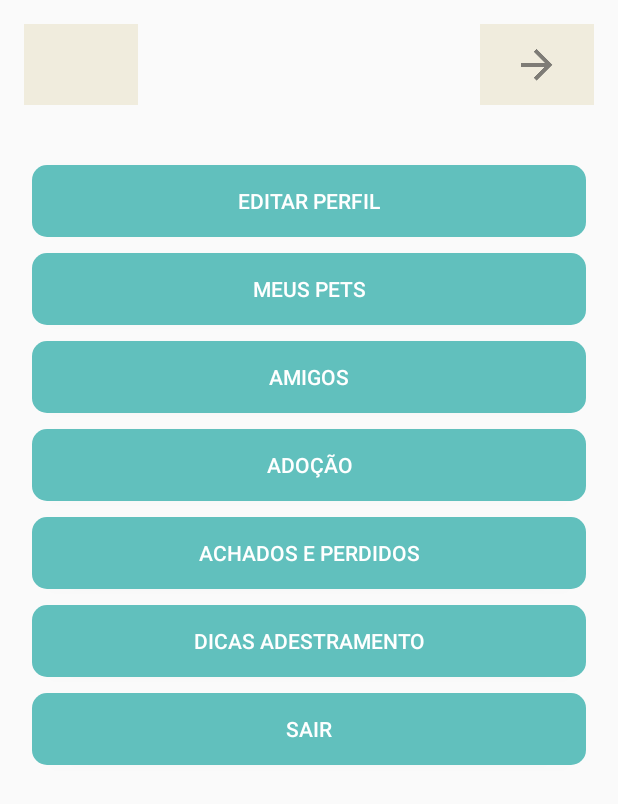
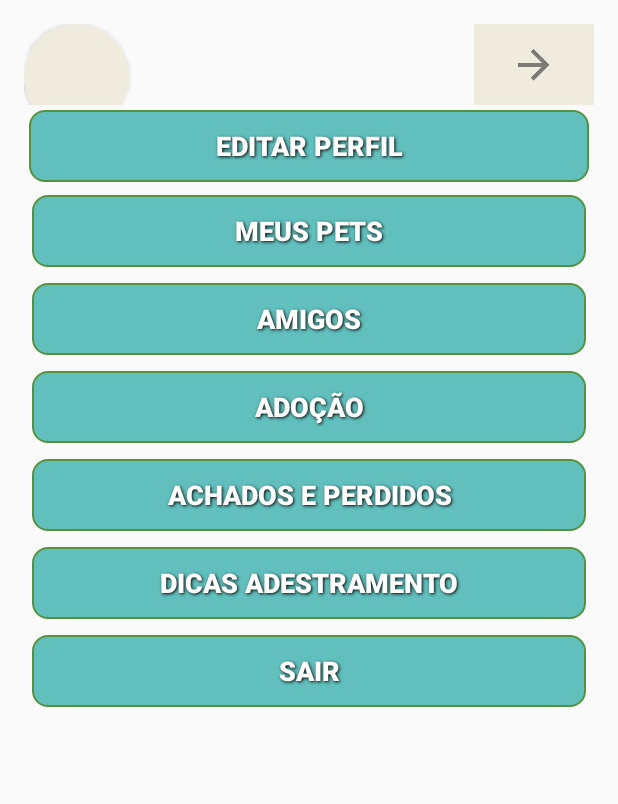
Before and after one commit to petsoftware/PETSHOW-MOBILE, an Android app: the layout content_menu.xml on its own in the app's theme, with its tools: preview values and no code run, on a phone screen of 412 x 824 dp. Shown: the top 804 px of the screen. Run offline under Robolectric (Android 15) with nearby library versions, the phone set to English and light mode, and no system bars.

Commit message:
Melhorando o visual da tela de menu principal

```diff
--- a/app/src/main/java/br/com/petshow/activity/PerfilAdocaoActivity.java
+++ b/app/src/main/java/br/com/petshow/activity/PerfilAdocaoActivity.java
@@ -55,6 +55,8 @@ public class PerfilAdocaoActivity extends PetActivity {
         loadSpinnersValuesDefault();
         if(perfilAdocao!=null  && perfilAdocao.getId()>0) {
             loadSpinners(perfilAdocao);
+        }else{
+            MessageUtil.messageSucess(this,"Escolha as caracteristicas do pet que você deseja adotar.");
         }
     }
     public void startComponents() {
--- a/app/src/main/java/br/com/petshow/activity/PetActivity.java
+++ b/app/src/main/java/br/com/petshow/activity/PetActivity.java
@@ -4,6 +4,8 @@ import android.app.ProgressDialog;
 import android.content.Intent;
 import android.support.v7.app.AppCompatActivity;
 import android.view.View;
+
+import br.com.petshow.model.PerfilAdocao;
 
 /**
  * Created by bruno on 21/03/2017.
@@ -21,7 +23,7 @@ public class PetActivity extends AppCompatActivity {
         view.getContext().startActivity(it);
     }
     public void goToListMessages(View view){
-        Intent it = new Intent(view.getContext(),ListaPetsActivity.class);
+        Intent it = new Intent(view.getContext(),PerfilAdocaoActivity.class);
         view.getContext().startActivity(it);
     }
     public void goToListNotification(View view){
--- a/app/src/main/res/drawable/border_button.xml
+++ b/app/src/main/res/drawable/border_button.xml
@@ -5,10 +5,20 @@
 
     <solid android:color="@color/VerdeFundoPet" />
 
+    <stroke
+        android:width="1dp"
+        android:color="#53933f"
+        />
     <corners
         android:bottomLeftRadius="10dp"
         android:bottomRightRadius="10dp"
         android:topLeftRadius="10dp"
         android:topRightRadius="10dp" />
+    <padding
+        android:left="10dp"
+        android:top="5dp"
+        android:right="10dp"
+        android:bottom="5dp"
+        />
 
 </shape>
--- a/app/src/main/res/layout/content_menu.xml
+++ b/app/src/main/res/layout/content_menu.xml
@@ -19,21 +19,33 @@
         android:layout_width="match_parent"
         android:layout_height="54dp">
 
+        <android.support.v7.widget.CardView
+            android:layout_width="70dp"
+            android:layout_height="70dp"
+            android:elevation="12dp"
+            android:id="@+id/view2"
+            app:cardCornerRadius="40dp"
+            android:layout_centerHorizontal="true"
+            android:innerRadius="0dp"
+            android:shape="ring"
+            android:thicknessRatio="1.9"
+            >
             <ImageView
                 android:layout_height="match_parent"
                 app:srcCompat="@color/BegieFundoPet"
                 android:id="@+id/imgProfileFacebook"
                 android:layout_width="match_parent"
-            android:layout_weight="2" />
-
+                android:layout_weight="2"
+                />
+        </android.support.v7.widget.CardView>
         <TextView
             android:layout_width="match_parent"
             android:layout_height="match_parent"
             android:id="@+id/txtNome"
             android:layout_weight="1"
             android:textColor="@color/VerdeFundoPet"
-            android:textSize="24sp"
-            android:layout_marginTop="10dp" />
+            android:textSize="20sp"
+            android:layout_marginTop="5dp" />
 
         <ImageButton
             android:layout_width="match_parent"
@@ -46,6 +58,8 @@
 
     </LinearLayout>
 
+
+
         <Button
             android:text="@string/lblEditarPerfil"
             android:layout_width="match_parent"
@@ -57,9 +71,10 @@
             android:layout_marginEnd="5dp"
             android:layout_marginLeft="5dp"
             android:layout_marginRight="5dp"
-        android:layout_marginTop="40dp"
+            android:layout_marginTop="55dp"
             android:layout_marginStart="5dp"
             android:layout_marginBottom="5dp"
+            style="@style/ButtonText"
             android:onClick="goToEditProfile" />
 
         <Button
@@ -68,8 +83,9 @@
             android:layout_height="wrap_content"
             android:id="@+id/btnMeusPets"
             android:background="@drawable/border_button"
-        android:textColor="@color/cardview_light_background"
+            style="@style/ButtonText"
             android:layout_margin="5dp"
+            android:layout_marginBottom="0dp"
             android:onClick="gotoListPets" />
         <Button
             android:text="@string/lblAmigos"
@@ -77,8 +93,9 @@
             android:layout_height="wrap_content"
             android:id="@+id/btnAmigos"
             android:background="@drawable/border_button"
-        android:textColor="@color/cardview_light_background"
             android:layout_margin="5dp"
+            style="@style/ButtonText"
+            android:layout_marginBottom="0dp"
             android:onClick="goToFriends" />/>
         <Button
             android:text="@string/lblAdocao"
@@ -86,7 +103,8 @@
             android:layout_height="wrap_content"
             android:id="@+id/btnAdocao"
             android:background="@drawable/border_button"
-        android:textColor="@color/cardview_light_background"
+            style="@style/ButtonText"
+            android:layout_marginBottom="0dp"
             android:layout_margin="5dp" />
         <Button
             android:text="@string/lblAchadosPerdidos"
@@ -94,7 +112,8 @@
             android:layout_height="wrap_content"
             android:id="@+id/btnAchados"
             android:background="@drawable/border_button"
-        android:textColor="@color/cardview_light_background"
+            style="@style/ButtonText"
+            android:layout_marginBottom="0dp"
             android:layout_margin="5dp" />
 
         <Button
@@ -103,7 +122,8 @@
             android:layout_height="wrap_content"
             android:id="@+id/btnDicasAdestramento"
             android:background="@drawable/border_button"
-        android:textColor="@color/cardview_light_background"
+            style="@style/ButtonText"
+            android:layout_marginBottom="0dp"
             android:layout_margin="5dp" />
 
         <Button
@@ -113,7 +133,8 @@
             android:layout_height="wrap_content"
             android:id="@+id/btnLogout"
             android:background="@drawable/border_button"
-        android:textColor="@color/cardview_light_background"
+            style="@style/ButtonText"
+            android:layout_marginBottom="0dp"
             android:layout_margin="5dp" />
 
 
--- a/app/src/main/res/values-v21/styles.xml
+++ b/app/src/main/res/values-v21/styles.xml
@@ -7,4 +7,17 @@
         <item name="colorPrimaryDark">@color/NotificationBar</item>
 
     </style>
+    <style name="ButtonText">
+        <item name="android:layout_width">fill_parent</item>
+        <item name="android:layout_height">wrap_content</item>
+        <item name="android:textColor">#ffffff</item>
+        <item name="android:gravity">center</item>
+        <item name="android:layout_margin">3dp</item>
+        <item name="android:textSize">18dp</item>
+        <item name="android:textStyle">bold</item>
+        <item name="android:shadowColor">#000000</item>
+        <item name="android:shadowDx">1</item>
+        <item name="android:shadowDy">1</item>
+        <item name="android:shadowRadius">2</item>
+    </style>
 </resources>
```
Also changed, not shown: app/libs/corepetshow.jar. Lines whose indentation alone changed are shown as unchanged.
